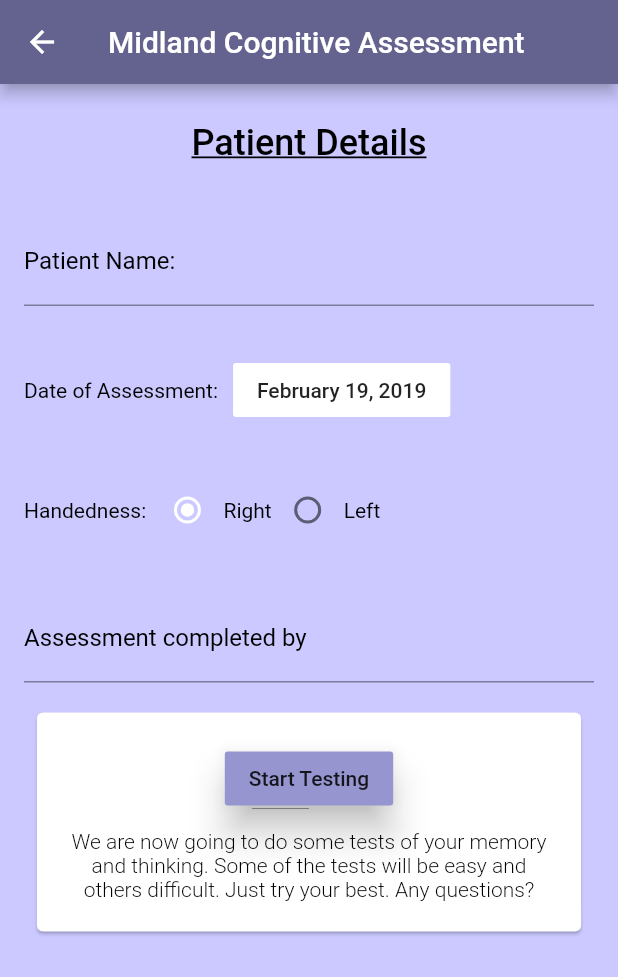
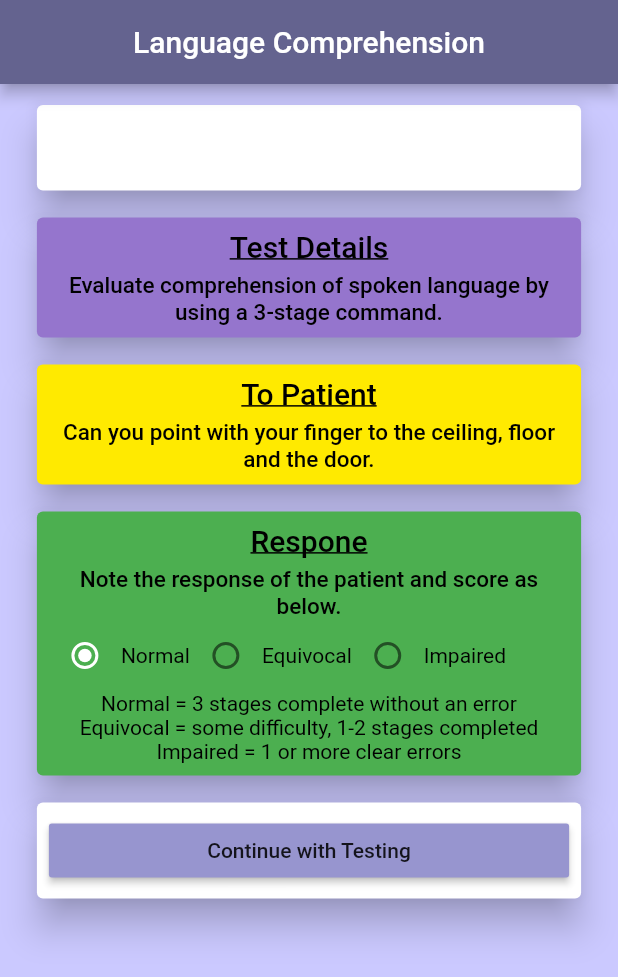
Before and after one commit to cortexuvula/mica-flutter-app, a Flutter app: the PatientInformation screen opened by its route, after a tap on "Start Testing", on a phone screen of 412 x 824 dp. Shown: the top 977 px of the screen. Run offline on Flutter 3.47's test engine with Material 2 defaults, Android fonts, the phone set to English and light mode, and no system bars; our stand-ins replace after_layout.

Commit message:
Language Comprehension completed

```diff
--- a/lib/resources/const_data.dart
+++ b/lib/resources/const_data.dart
@@ -7,3 +7,11 @@ const String bookletButton = "BCA Booklet";
 const String fullTestButton = "Start Full Test";
 const String fullTestText = "Ensure that all testing is done in a quiet environment without any disturbance. You will need two blank sheets of A4 paper and a pen or pencil.";
 const String startTesting = "We are now going to do some tests of your memory and thinking. Some of the tests will be easy and others difficult. Just try your best. Any questions?";
+
+const String testLanguageComprehension = "Language Comprehension";
+const String testLanguageComprehensionDetails = "Evaluate comprehension of spoken language by using a 3-stage command.";
+const String testLanguageComprehensionToPatient = "Can you point with your finger to the ceiling, floor and the door.";
+const String testLanguageComprehensionResponse = "Note the response of the patient and score as below.";
+const String testLanguageComprehensionResponseNormal = "Normal = 3 stages complete without an error";
+const String testLanguageComprehensionResponseEquivocal = "Equivocal = some difficulty, 1-2 stages completed";
+const String testLanguageComprehensionResponseImpaired = "Impaired = 1 or more clear errors";
--- a/lib/src/home.dart
+++ b/lib/src/home.dart
@@ -14,7 +14,7 @@ class Home extends StatefulWidget {
 class _HomeState extends State<Home> with AfterLayoutMixin<Home> {
   @override
   Widget build(BuildContext context) {
-    var width = MediaQuery.of(context).size.width;
+    var _width = MediaQuery.of(context).size.width;
     return WillPopScope(
       onWillPop: () async => false,
       child: Scaffold(
@@ -32,7 +32,7 @@ class _HomeState extends State<Home> with AfterLayoutMixin<Home> {
                   height: 25.0,
                 ),
                 Container(
-                  width: width * 0.9,
+                  width: _width * 0.9,
                   child: Card(
                     elevation: 10.0,
                     child: Padding(
@@ -47,7 +47,7 @@ class _HomeState extends State<Home> with AfterLayoutMixin<Home> {
                   ),
                 ),
                 Container(
-                  width: width * 0.9,
+                  width: _width * 0.9,
                   child: Card(
                     elevation: 10.0,
                     color: Colors.white,
@@ -80,7 +80,7 @@ class _HomeState extends State<Home> with AfterLayoutMixin<Home> {
                   ),
                 ),
                 Container(
-                  width: width * 0.9,
+                  width: _width * 0.9,
                   child: Card(
                     elevation: 10.0,
                     color: Colors.white,
--- /dev/null
+++ b/lib/src/language_comprehension.dart
@@ -0,0 +1,266 @@
+import 'package:flutter/material.dart';
+import 'package:intl/intl.dart';
+import 'package:mica/resources/const_data.dart' as appData;
+
+class LanguageComprehension extends StatefulWidget {
+  String patientName;
+  String assessorName;
+  String handedness;
+  DateTime assessmentDate;
+
+  LanguageComprehension(
+      {Key key,
+      this.patientName,
+      this.assessorName,
+      this.handedness,
+      this.assessmentDate})
+      : super(key: key);
+
+  @override
+  _LanguageComprehensionState createState() => _LanguageComprehensionState();
+}
+
+class _LanguageComprehensionState extends State<LanguageComprehension> {
+
+  var format = DateFormat.yMMMMd();
+  int _radioValue = 0;
+  double sizeBoxHeight = 10.0;
+
+  @override
+  Widget build(BuildContext context) {
+    var _width = MediaQuery.of(context).size.width;
+    return Scaffold(
+      appBar: AppBar(
+        title: Text(appData.testLanguageComprehension),
+        centerTitle: true,
+      ),
+      body: ListView(
+        children: <Widget>[
+          Center(
+            child: Column(
+              mainAxisAlignment: MainAxisAlignment.center,
+              children: <Widget>[
+                SizedBox(
+                  height: sizeBoxHeight,
+                ),
+                Container(
+                  width: _width * 0.9,
+                  child: Card(
+                    elevation: 10.0,
+                    child: Padding(
+                      padding: const EdgeInsets.all(8.0),
+                      child: Text(
+                        widget.patientName,
+                        textAlign: TextAlign.center,
+                        style: TextStyle(
+                            color: Colors.black,
+                            fontWeight: FontWeight.w500,
+                            fontSize: 35.0),
+                      ),
+                    ),
+                  ),
+                ),
+                SizedBox(
+                  height: sizeBoxHeight,
+                ),
+                Container(
+                  width: _width * 0.9,
+                  child: Card(
+                    elevation: 10.0,
+                    color: Colors.deepPurple.shade300,
+                    child: Padding(
+                      padding: const EdgeInsets.all(8.0),
+                      child: Column(
+                        children: <Widget>[
+                          Text(
+                            "Test Details",
+                            textAlign: TextAlign.left,
+                            style: TextStyle(
+                                color: Colors.black,
+                                fontWeight: FontWeight.w500,
+                                fontSize: 20.0,
+                              decoration: TextDecoration.underline,
+                            ),
+                          ),
+                          SizedBox(
+                            height: 5.0,
+                          ),
+                          Text(
+                            appData.testLanguageComprehensionDetails,
+                            textAlign: TextAlign.center,
+                            style: TextStyle(
+                                color: Colors.black,
+                                fontWeight: FontWeight.w500,
+                                fontSize: 15.0),
+                          ),
+                        ],
+                      ),
+                    ),
+                  ),
+                ),
+                SizedBox(
+                  height: sizeBoxHeight,
+                ),
+                Container(
+                  width: _width * 0.9,
+                  child: Card(
+                    elevation: 10.0,
+                    color: Colors.yellowAccent.shade400,
+                    child: Padding(
+                      padding: const EdgeInsets.all(8.0),
+                      child: Column(
+                        children: <Widget>[
+                          Text(
+                            "To Patient",
+                            textAlign: TextAlign.left,
+                            style: TextStyle(
+                              color: Colors.black,
+                              fontWeight: FontWeight.w500,
+                              fontSize: 20.0,
+                              decoration: TextDecoration.underline,
+                            ),
+                          ),
+                          SizedBox(
+                            height: 5.0,
+                          ),
+                          Text(
+                            appData.testLanguageComprehensionToPatient,
+                            textAlign: TextAlign.center,
+                            style: TextStyle(
+                                color: Colors.black,
+                                fontWeight: FontWeight.w500,
+                                fontSize: 15.0),
+                          ),
+                        ],
+                      ),
+                    ),
+                  ),
+                ),
+                SizedBox(
+                  height: sizeBoxHeight,
+                ),
+                Container(
+                  width: _width * 0.9,
+                  child: Card(
+                    elevation: 10.0,
+                    color: Colors.green,
+                    child: Padding(
+                      padding: const EdgeInsets.all(8.0),
+                      child: Column(
+                        children: <Widget>[
+                          Text(
+                            "Respone",
+                            textAlign: TextAlign.left,
+                            style: TextStyle(
+                              color: Colors.black,
+                              fontWeight: FontWeight.w500,
+                              fontSize: 20.0,
+                              decoration: TextDecoration.underline,
+                            ),
+                          ),
+                          SizedBox(
+                            height: 5.0,
+                          ),
+                          Text(
+                            appData.testLanguageComprehensionResponse,
+                            textAlign: TextAlign.center,
+                            style: TextStyle(
+                                color: Colors.black,
+                                fontWeight: FontWeight.w500,
+                                fontSize: 15.0),
+                          ),
+                          Row(
+                            children: <Widget>[
+                              Radio(
+                                value: 0,
+                                groupValue: _radioValue,
+                                onChanged: _handleRadioValueChange,
+                                activeColor: Colors.white,
+                              ),
+                              Text(
+                                "Normal",
+                                style: TextStyle(
+                                  color: Colors.black,
+                                ),
+                              ),
+                              Radio(
+                                value: 1,
+                                groupValue: _radioValue,
+                                onChanged: _handleRadioValueChange,
+                                activeColor: Colors.white,
+                              ),
+                              Text(
+                                "Equivocal",
+                                style: TextStyle(
+                                  color: Colors.black,
+                                ),
+                              ),
+                              Radio(
+                                value: 2,
+                                groupValue: _radioValue,
+                                onChanged: _handleRadioValueChange,
+                                activeColor: Colors.white,
+                              ),
+                              Text(
+                                "Impaired",
+                                style: TextStyle(
+                                  color: Colors.black,
+                                ),
+                              ),
+                            ],
+                          ),
+                          Text(
+                            appData.testLanguageComprehensionResponseNormal,
+                            style: TextStyle(
+                              color: Colors.black,
+                            ),
+                          ),
+                          Text(
+                            appData.testLanguageComprehensionResponseEquivocal,
+                            style: TextStyle(
+                              color: Colors.black,
+                            ),
+                          ),
+                          Text(
+                            appData.testLanguageComprehensionResponseImpaired,
+                            style: TextStyle(
+                              color: Colors.black,
+                            ),
+                          ),
+                        ],
+                      ),
+                    ),
+                  ),
+                ),
+                SizedBox(
+                  height: sizeBoxHeight,
+                ),
+                Container(
+                  width: _width * 0.9,
+                  child: Card(
+                    elevation: 10.0,
+                    color: Colors.white,
+                    child: Padding(
+                      padding: EdgeInsets.all(8.0),
+                      child: RaisedButton(
+                          onPressed: () => debugPrint("Hello"),
+                        child: Text("Continue with Testing"),
+                      ),
+                    ),
+                  ),
+                )
+              ],
+            ),
+          ),
+        ],
+
+      ),
+    );
+  }
+
+  void _handleRadioValueChange(int value) {
+    setState(() {
+      _radioValue = value;
+    });
+  }
+}
--- a/lib/src/patient_information.dart
+++ b/lib/src/patient_information.dart
@@ -2,21 +2,39 @@ import 'package:flutter/material.dart';
 import 'package:intl/intl.dart';
 import 'dart:async';
 import 'package:mica/resources/const_data.dart' as appData;
+import 'package:mica/src/language_comprehension.dart';
 
 class PatientInformation extends StatefulWidget {
+
   @override
   _PatientInformationState createState() => _PatientInformationState();
 }
 
 class _PatientInformationState extends State<PatientInformation> {
+
+  final _formKey = GlobalKey<FormState>();
+  final GlobalKey<ScaffoldState> _scaffoldState = new GlobalKey<ScaffoldState>();
+
   int _radioValue = 0;
   DateTime selectedDate = DateTime.now();
   var format = DateFormat.yMMMMd();
 
+  final myPatient = TextEditingController();
+  final myAssessor = TextEditingController();
+
+
+  @override
+  void dispose() {
+    myPatient.dispose();
+    myAssessor.dispose();
+    super.dispose();
+  }
+
   @override
   Widget build(BuildContext context) {
-    var width = MediaQuery.of(context).size.width;
+    var _width = MediaQuery.of(context).size.width;
     return Scaffold(
+        key: _scaffoldState,
         appBar: AppBar(
           title: Text(appData.appName),
           centerTitle: true,
@@ -40,18 +58,24 @@ class _PatientInformationState extends State<PatientInformation> {
                   height: 20.0,
                 ),
                 Form(
+                  key: _formKey,
                   child: Column(
                     children: <Widget>[
                       Padding(
                         padding: const EdgeInsets.all(16.0),
                         child: TextFormField(
+                          controller: myPatient,
+                          validator: (value) {
+                            if (value.isEmpty) {
+                              return 'Please enter some text';
+                            }
+                          },
                           decoration: InputDecoration(
                               labelText: "Patient Name:",
                               labelStyle: TextStyle(
                                 color: Colors.black,
                               ),
                               hintText: "Jane Doe"),
-
                         ),
                       ),
                       Padding(
@@ -64,17 +88,14 @@ class _PatientInformationState extends State<PatientInformation> {
                                 color: Colors.black,
                               ),
                             ),
-                            SizedBox(width: 10.0,),
+                            SizedBox(
+                              width: 10.0,
+                            ),
                             FlatButton(
                               color: Colors.white,
                               onPressed: () => _selectDate(context),
                               child: Text(format.format(selectedDate)),
                             ),
-//                            RaisedButton(
-//                              elevation: 10.0,
-//                              onPressed: () => _selectDate(context),
-//                              child: Text(format.format(selectedDate)),
-//                            ),
                           ],
                         ),
                       ),
@@ -118,6 +139,12 @@ class _PatientInformationState extends State<PatientInformation> {
                       Padding(
                         padding: EdgeInsets.all(16.0),
                         child: TextFormField(
+                          controller: myAssessor,
+                          validator: (value) {
+                            if (value.isEmpty) {
+                              return 'Please enter some text';
+                            }
+                          },
                           decoration: InputDecoration(
                             labelText: "Assessment completed by",
                             labelStyle: TextStyle(
@@ -131,7 +158,7 @@ class _PatientInformationState extends State<PatientInformation> {
                   ),
                 ),
                 Container(
-                  width: width * 0.9,
+                  width: _width * 0.9,
                   child: Card(
                     color: Colors.white,
                     child: Padding(
@@ -139,7 +166,28 @@ class _PatientInformationState extends State<PatientInformation> {
                       child: Column(
                         children: <Widget>[
                           RaisedButton(
-                              onPressed: () => debugPrint("Start Testing"),
+                            onPressed: () {
+                              String _handed;
+                              if (_radioValue == 0) {
+                                _handed = "Right";
+                              } else {
+                                _handed = "Left";
+                              }
+                              if (_formKey.currentState.validate()) {
+                                // If the form is valid, display a snackbar. In the real world, you'd
+                                // often want to call a server or save the information in a database
+                                _scaffoldState.currentState.showSnackBar(SnackBar(content: Text('Processing Data')));
+                              }
+                              var router = new MaterialPageRoute(
+                                  builder: (BuildContext context) => new LanguageComprehension(
+                                    patientName: myPatient.text,
+                                    assessorName: myAssessor.text,
+                                    handedness: _handed,
+                                    assessmentDate: selectedDate,
+                                  ));
+                              Navigator.of(context).pushAndRemoveUntil(
+                                  router, (Route<dynamic> route) => false);
+                            },
                             elevation: 10.0,
                             child: Text("Start Testing"),
                           ),
```
Also changed, not shown: 2 other files.
